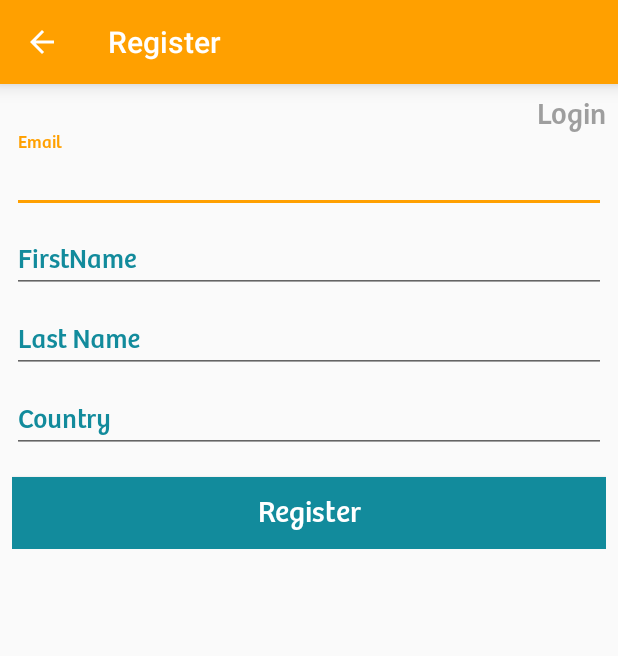
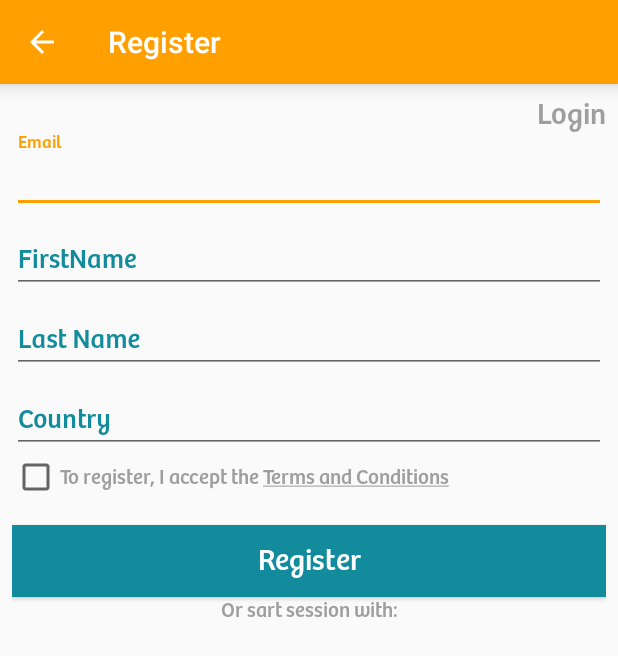
Before and after one commit to irwinet/ApietTravel, an Android app: the RegisterActivity screen opened directly, with no data from a screen before it, on a phone screen of 412 x 824 dp. Shown: the top 656 px of the screen. Run offline under Robolectric (Android 15) with nearby library versions, the phone set to English and light mode, and no system bars.

Commit message:
Change
Register Activity

```diff
--- a/ApietTravel/app/src/main/java/application/android/irwinet/apiettravel/LoginActivity.java
+++ b/ApietTravel/app/src/main/java/application/android/irwinet/apiettravel/LoginActivity.java
@@ -78,6 +78,7 @@ public class LoginActivity extends AppCompatActivity implements LoaderCallbacks<
         TypefaceUtil.setDefaultFont(this, "MONOSPACE", getString(R.string.pathPrimary));
         TypefaceUtil.setDefaultFont(this, "SERIF", getString(R.string.pathPrimary));
         TypefaceUtil.setDefaultFont(this, "SANS_SERIF", getString(R.string.pathPrimary));
+
         //Assign Action Bar
         Toolbar toolbar = (Toolbar) findViewById(R.id.toolbar);
         setSupportActionBar(toolbar);
--- a/ApietTravel/app/src/main/res/layout/activity_register.xml
+++ b/ApietTravel/app/src/main/res/layout/activity_register.xml
@@ -112,18 +112,36 @@
 
             </android.support.design.widget.TextInputLayout>
 
+            <CheckBox
+                android:id="@+id/chbTermsConditions"
+                android:layout_width="match_parent"
+                android:layout_height="wrap_content"
+                android:text="@string/linkTermsConditions"
+                android:textColor="@color/colorRegisterLogin"
+                android:autoLink="web"
+                android:textSize="14sp"/>
+
             <Button
                 android:id="@+id/email_register_in_button"
                 style="?android:textAppearanceSmall"
-                android:textAllCaps="false"
                 android:layout_width="match_parent"
                 android:layout_height="wrap_content"
                 android:layout_marginTop="16dp"
                 android:background="@color/colorButtonLogin"
                 android:text="@string/action_register_in"
+                android:textAllCaps="false"
                 android:textColor="@color/colorText"
                 android:textSize="20sp"
                 android:textStyle="bold"/>
+
+            <TextView
+                android:id="@+id/tvOtherAuthentication"
+                android:layout_width="match_parent"
+                android:layout_height="wrap_content"
+                android:text="Or sart session with:"
+                android:textColor="@color/colorRegisterLogin"
+                android:textAlignment="center"/>
+
 
         </LinearLayout>
 
--- a/ApietTravel/app/src/main/res/values/strings.xml
+++ b/ApietTravel/app/src/main/res/values/strings.xml
@@ -24,4 +24,7 @@
     <string name="pathPrimary">fonts/Bree Regular.otf</string>
     <string name="pathSecond">fonts/BreeSerif-Regular.ttf</string>
     <string name="pathThree">fonts/Raleway-Medium.ttf</string>
+
+    //Link
+    <string name="linkTermsConditions">To register, I accept the <u>Terms and Conditions</u></string>
 </resources>
```
